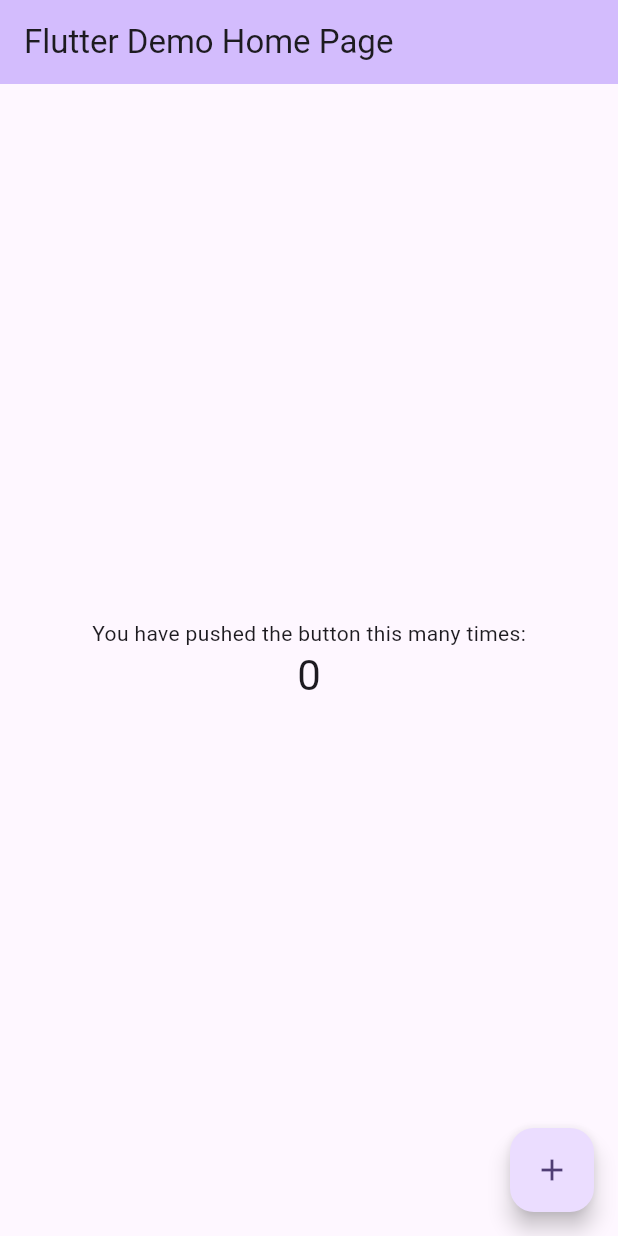
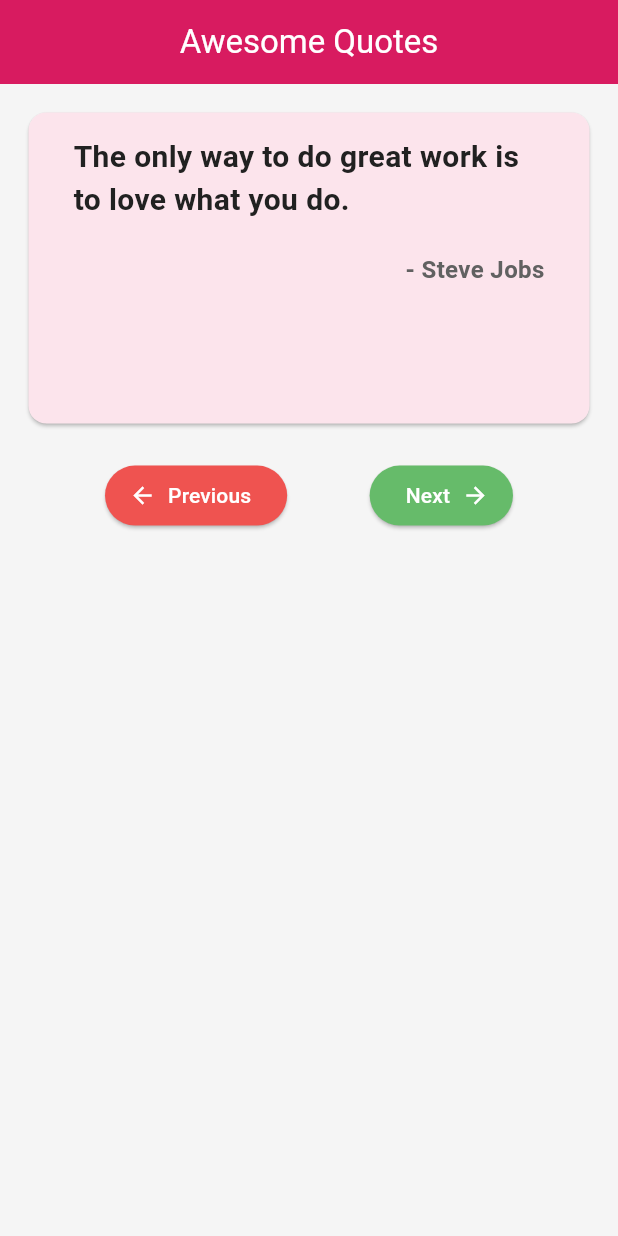
Before and after one commit to Shivam-Lohani/flutter-quotes_app, a Flutter app: the screen it shows after launch, on a phone screen of 412 x 824 dp. Run offline on Flutter 3.47's test engine with Material 3 defaults, Android fonts, the phone set to English and light mode, and no system bars.

Commit message:
Completed the project

```diff
--- a/lib/main.dart
+++ b/lib/main.dart
@@ -1,125 +1,124 @@
+import 'package:flutter/cupertino.dart';
 import 'package:flutter/material.dart';
+import 'package:flutter/widgets.dart';
+
+import '../repository/quote_repository.dart';
 
 void main() {
-  runApp(const MyApp());
+  runApp(const MaterialApp(
+    home: QuoteApp(),
+  ));
 }
 
-class MyApp extends StatelessWidget {
-  const MyApp({super.key});
+class QuoteApp extends StatefulWidget {
+  const QuoteApp({super.key});
 
-  // This widget is the root of your application.
   @override
-  Widget build(BuildContext context) {
-    return MaterialApp(
-      title: 'Flutter Demo',
-      theme: ThemeData(
-        // This is the theme of your application.
-        //
-        // TRY THIS: Try running your application with "flutter run". You'll see
-        // the application has a purple toolbar. Then, without quitting the app,
-        // try changing the seedColor in the colorScheme below to Colors.green
-        // and then invoke "hot reload" (save your changes or press the "hot
-        // reload" button in a Flutter-supported IDE, or press "r" if you used
-        // the command line to start the app).
-        //
-        // Notice that the counter didn't reset back to zero; the application
-        // state is not lost during the reload. To reset the state, use hot
-        // restart instead.
-        //
-        // This works for code too, not just values: Most code changes can be
-        // tested with just a hot reload.
-        colorScheme: ColorScheme.fromSeed(seedColor: Colors.deepPurple),
-        useMaterial3: true,
-      ),
-      home: const MyHomePage(title: 'Flutter Demo Home Page'),
-    );
-  }
+  State<QuoteApp> createState() => _QuoteAppState();
 }
 
-class MyHomePage extends StatefulWidget {
-  const MyHomePage({super.key, required this.title});
-
-  // This widget is the home page of your application. It is stateful, meaning
-  // that it has a State object (defined below) that contains fields that affect
-  // how it looks.
-
-  // This class is the configuration for the state. It holds the values (in this
-  // case the title) provided by the parent (in this case the App widget) and
-  // used by the build method of the State. Fields in a Widget subclass are
-  // always marked "final".
-
-  final String title;
-
-  @override
-  State<MyHomePage> createState() => _MyHomePageState();
-}
-
-class _MyHomePageState extends State<MyHomePage> {
-  int _counter = 0;
-
-  void _incrementCounter() {
-    setState(() {
-      // This call to setState tells the Flutter framework that something has
-      // changed in this State, which causes it to rerun the build method below
-      // so that the display can reflect the updated values. If we changed
-      // _counter without calling setState(), then the build method would not be
-      // called again, and so nothing would appear to happen.
-      _counter++;
-    });
-  }
+class _QuoteAppState extends State<QuoteApp> {
+  int index = 0;
 
   @override
   Widget build(BuildContext context) {
-    // This method is rerun every time setState is called, for instance as done
-    // by the _incrementCounter method above.
-    //
-    // The Flutter framework has been optimized to make rerunning build methods
-    // fast, so that you can just rebuild anything that needs updating rather
-    // than having to individually change instances of widgets.
     return Scaffold(
+      backgroundColor: Colors.grey[100],
       appBar: AppBar(
-        // TRY THIS: Try changing the color here to a specific color (to
-        // Colors.amber, perhaps?) and trigger a hot reload to see the AppBar
-        // change color while the other colors stay the same.
-        backgroundColor: Theme.of(context).colorScheme.inversePrimary,
-        // Here we take the value from the MyHomePage object that was created by
-        // the App.build method, and use it to set our appbar title.
-        title: Text(widget.title),
+        title: const Text(
+          'Awesome Quotes',
+          style: TextStyle(color: Colors.white),
         ),
-      body: Center(
-        // Center is a layout widget. It takes a single child and positions it
-        // in the middle of the parent.
+        centerTitle: true,
+        backgroundColor: Colors.pink[600],
+      ),
+      body: Padding(
+        padding: const EdgeInsets.all(15.0),
         child: Column(
-          // Column is also a layout widget. It takes a list of children and
-          // arranges them vertically. By default, it sizes itself to fit its
-          // children horizontally, and tries to be as tall as its parent.
-          //
-          // Column has various properties to control how it sizes itself and
-          // how it positions its children. Here we use mainAxisAlignment to
-          // center the children vertically; the main axis here is the vertical
-          // axis because Columns are vertical (the cross axis would be
-          // horizontal).
-          //
-          // TRY THIS: Invoke "debug painting" (choose the "Toggle Debug Paint"
-          // action in the IDE, or press "p" in the console), to see the
-          // wireframe for each widget.
-          mainAxisAlignment: MainAxisAlignment.center,
-          children: <Widget>[
-            const Text(
-              'You have pushed the button this many times:',
+          crossAxisAlignment: CrossAxisAlignment.center,
+          children: [
+            Expanded(
+              flex: 30,
+              child: Card(
+                color: Colors.pink[50],
+                child: Padding(
+                  padding: const EdgeInsets.symmetric(
+                      vertical: 15.0, horizontal: 30.0),
+                  child: Column(
+                    children: [
+                      Text(
+                        getQuoteText(index),
+                        style: TextStyle(
+                            color: Colors.grey[900],
+                            fontSize: 20.0,
+                            fontWeight: FontWeight.bold),
                       ),
-            Text(
-              '$_counter',
-              style: Theme.of(context).textTheme.headlineMedium,
+                      const SizedBox(height: 20.0),
+                      Align(
+                        alignment: Alignment.bottomRight,
+                        child: Text(
+                          getQuoteAuthor(index),
+                          style: TextStyle(
+                              color: Colors.grey[700],
+                              fontSize: 16.0,
+                              fontWeight: FontWeight.bold),
+                        ),
                       ),
                     ],
                   ),
                 ),
-      floatingActionButton: FloatingActionButton(
-        onPressed: _incrementCounter,
-        tooltip: 'Increment',
-        child: const Icon(Icons.add),
-      ), // This trailing comma makes auto-formatting nicer for build methods.
+              ),
+            ),
+            const SizedBox(height: 20.0),
+            Expanded(
+              flex: 70,
+              child: Row(
+                crossAxisAlignment: CrossAxisAlignment.start,
+                mainAxisAlignment: MainAxisAlignment.spaceEvenly,
+                children: [
+                  ElevatedButton.icon(
+                      onPressed: () {
+                        setState(() {
+                          if (index != 0) index--;
+                        });
+                      },
+                      icon: const Icon(
+                        Icons.arrow_back,
+                        color: Colors.white,
+                      ),
+                      label: const Text(
+                        "Previous",
+                        style: TextStyle(color: Colors.white),
+                      ),
+                      style: ButtonStyle(
+                          backgroundColor:
+                              MaterialStateProperty.all(Colors.red[400]))),
+                  Directionality(
+                    textDirection: TextDirection.rtl,
+                    child: ElevatedButton.icon(
+                        onPressed: () {
+                          setState(() {
+                            if (index != (getQuotesSize() - 1)) index++;
+                          });
+                        },
+                        icon: const Icon(
+                          Icons.arrow_back,
+                          color: Colors.white,
+                        ),
+                        label: const Text(
+                          "Next",
+                          style: TextStyle(color: Colors.white),
+                        ),
+                        style: ButtonStyle(
+                            backgroundColor:
+                                MaterialStateProperty.all(Colors.green[400]))),
+                  )
+                ],
+              ),
+            )
+          ],
+        ),
+      ),
     );
   }
 }
--- /dev/null
+++ b/lib/pojo/quote.dart
@@ -0,0 +1,6 @@
+class Quote {
+  String text;
+  String author;
+
+  Quote({required this.text, required this.author});
+}
--- /dev/null
+++ b/lib/repository/quote_repository.dart
@@ -0,0 +1,27 @@
+import 'package:quotes_app/pojo/quote.dart';
+
+List<Quote> quotes = [
+  Quote(
+      text: "The only way to do great work is to love what you do.",
+      author: "- Steve Jobs"),
+  Quote(
+      text:
+          "In the midst of winter, I found there was, within me, an invincible summer.",
+      author: "- Albert Camus"),
+  Quote(
+      text:
+          "Success is not final, failure is not fatal: It is the courage to continue that counts.",
+      author: "- Winston Churchill"),
+  Quote(
+      text: "The only thing we have to fear is fear itself.",
+      author: "- Franklin D. Roosevelt"),
+  Quote(
+      text: "Believe you can and you're halfway there.",
+      author: "- Theodore Roosevelt"),
+];
+
+int getQuotesSize() => quotes.length;
+
+String getQuoteText(int index) => quotes[index].text;
+
+String getQuoteAuthor(int index) => quotes[index].author;
```
Also changed, not shown: 1 other file. Lines whose indentation alone changed are shown as unchanged.
